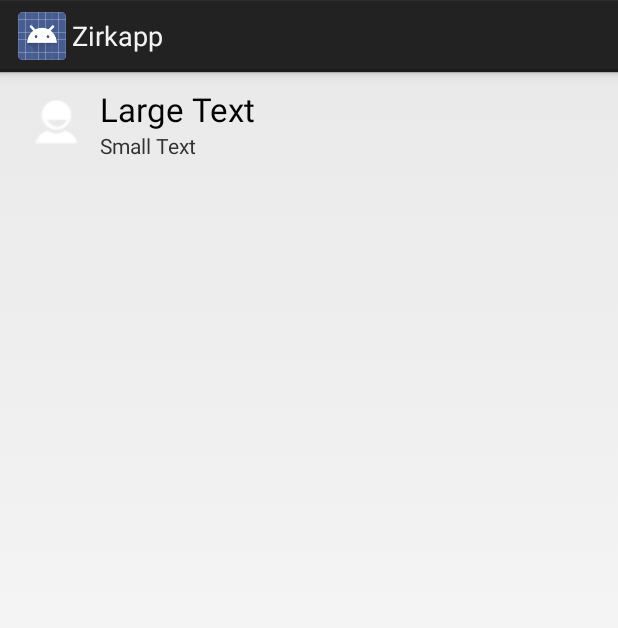
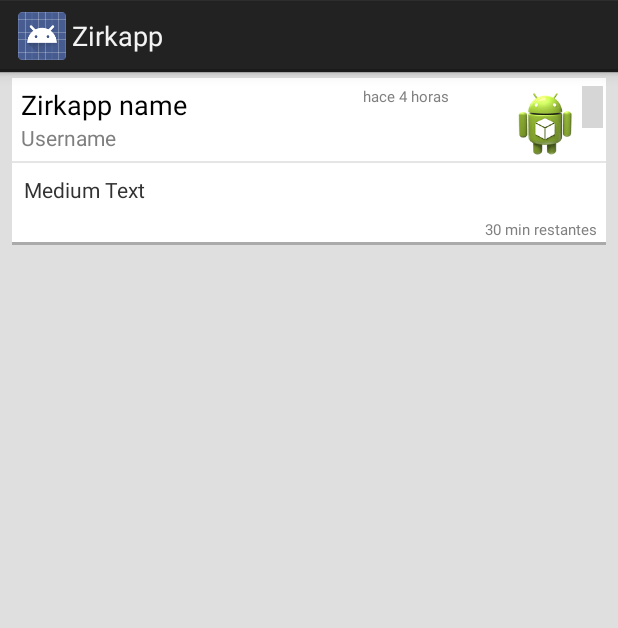
Before and after one commit to ecanaveras/Zirkapp, an Android app: the layout listview_item_zmess.xml on its own in the app's theme, with its tools: preview values and no code run, on a phone screen of 412 x 824 dp. Shown: the top 628 px of the screen. Run offline under Robolectric (Android 15) with nearby library versions, the phone set to English and light mode, and no system bars; grey boxes are pictures that could not be loaded.

Commit message:
Update 24072014 1:21

```diff
--- a/app/src/main/java/com/ecp/gsy/dcs/zirkapp/app/NewZimessActivity.java
+++ b/app/src/main/java/com/ecp/gsy/dcs/zirkapp/app/NewZimessActivity.java
@@ -38,17 +38,15 @@ public class NewZimessActivity extends Activity implements View.OnClickListener
         message = (EditText) findViewById(R.id.editText);
 
         btnSendZmess = (ImageButton) findViewById(R.id.btnSendZmess);
-
+        btnSendZmess.setEnabled(false);
         txtIndicadorConn = (TextView) findViewById(R.id.txtIndicadorConn);
 
         //TODO Implementar metodo en segundo plano para verificar conexion
         if (isConected()) {
-            btnSendZmess.setEnabled(true);
             txtIndicadorConn.setText(null);
         } else {
             txtIndicadorConn.setBackgroundColor(Color.RED);
             txtIndicadorConn.setText(R.string.msgDisconnet);
-            btnSendZmess.setEnabled(false);
         }
 
         message.addTextChangedListener(new TextWatcher() {
--- a/app/src/main/java/com/ecp/gsy/dcs/zirkapp/app/util/beans/Zimess.java
+++ b/app/src/main/java/com/ecp/gsy/dcs/zirkapp/app/util/beans/Zimess.java
@@ -5,8 +5,14 @@ package com.ecp.gsy.dcs.zirkapp.app.util.beans;
  */
 public class Zimess {
 
+    private int zid;
     private String zmessage;
     private String zuser;
+    private Double zlong;
+    private Double zlat;
+    private boolean isUpdate;
+    private Double timeInicial;
+    private Double timeFinal;
 
 
     //<editor-fold desc="METHODS GETTERS">
@@ -16,6 +22,30 @@ public class Zimess {
 
     public String getZuser() {
         return zuser;
+    }
+
+    public int getZid() {
+        return zid;
+    }
+
+    public Double getZlong() {
+        return zlong;
+    }
+
+    public Double getZlat() {
+        return zlat;
+    }
+
+    public boolean isUpdate() {
+        return isUpdate;
+    }
+
+    public Double getTimeInicial() {
+        return timeInicial;
+    }
+
+    public Double getTimeFinal() {
+        return timeFinal;
     }
     //</editor-fold>
 
@@ -27,5 +57,30 @@ public class Zimess {
     public void setZuser(String zuser) {
         this.zuser = zuser;
     }
+
+    public void setZid(int zid) {
+        this.zid = zid;
+    }
+
+    public void setZlong(Double zlong) {
+        this.zlong = zlong;
+    }
+
+    public void setZlat(Double zlat) {
+        this.zlat = zlat;
+    }
+
+    public void setUpdate(boolean isUpdate) {
+        this.isUpdate = isUpdate;
+    }
+
+    public void setTimeInicial(Double timeInicial) {
+        this.timeInicial = timeInicial;
+    }
+
+    public void setTimeFinal(Double timeFinal) {
+        this.timeFinal = timeFinal;
+    }
+
     //</editor-fold>
 }
--- a/app/src/main/java/com/ecp/gsy/dcs/zirkapp/app/util/task/LoadZimessTask.java
+++ b/app/src/main/java/com/ecp/gsy/dcs/zirkapp/app/util/task/LoadZimessTask.java
@@ -1,16 +1,12 @@
 package com.ecp.gsy.dcs.zirkapp.app.util.task;
 
-import android.app.Notification;
 import android.app.NotificationManager;
 import android.app.PendingIntent;
-import android.app.TaskStackBuilder;
 import android.content.Context;
 import android.content.Intent;
 import android.os.AsyncTask;
 import android.support.v4.app.NotificationCompat;
-import android.widget.Toast;
 
-import com.ecp.gsy.dcs.zirkapp.app.MainActivity;
 import com.ecp.gsy.dcs.zirkapp.app.R;
 import com.ecp.gsy.dcs.zirkapp.app.util.beans.Zimess;
 import com.ecp.gsy.dcs.zirkapp.app.util.http.ConectorHttpJSON;
--- /dev/null
+++ b/app/src/main/res/drawable/border.xml
@@ -0,0 +1,9 @@
+<?xml version="1.0" encoding="utf-8"?>
+
+<shape xmlns:android="http://schemas.android.com/apk/res/android"
+    android:shape="rectangle">
+    <stroke
+        android:color="@android:color/darker_gray"
+        android:width="1dp"
+        />
+</shape>
--- /dev/null
+++ b/app/src/main/res/drawable/border_shadow.xml
@@ -0,0 +1,20 @@
+<?xml version="1.0" encoding="utf-8"?>
+
+<layer-list xmlns:android="http://schemas.android.com/apk/res/android">
+    <item>
+        <shape
+            android:shape="rectangle">
+            <solid android:color="@android:color/darker_gray" />
+            <!--<corners android:radius="5dp"/>-->
+        </shape>
+    </item>
+
+    <item  android:bottom="2dp"> <!--android:right="1dp" android:left="1dp"-->
+        <shape
+            android:shape="rectangle">
+            <solid android:color="@android:color/white"/>
+            <!--<corners android:radius="5dp"/>-->
+        </shape>
+    </item>
+
+</layer-list>
--- a/app/src/main/res/layout/fragment_welcome.xml
+++ b/app/src/main/res/layout/fragment_welcome.xml
@@ -25,7 +25,7 @@
         android:id="@+id/textView"
         android:gravity="center_horizontal"
         android:layout_marginTop="87dp"
-        android:layout_below="@+id/textView2"
+        android:layout_below="@+id/txtUserName"
         android:layout_alignParentRight="true"
         android:layout_alignParentEnd="true" />
 
@@ -34,7 +34,7 @@
         android:layout_height="wrap_content"
         android:textAppearance="?android:attr/textAppearanceLarge"
         android:text="@string/lblWelcome"
-        android:id="@+id/textView2"
+        android:id="@+id/txtUserName"
         android:layout_centerVertical="true"
         android:layout_centerHorizontal="true" />
 </RelativeLayout>
--- a/app/src/main/res/layout/fragment_welcome2.xml
+++ b/app/src/main/res/layout/fragment_welcome2.xml
@@ -87,7 +87,7 @@
             android:layout_height="fill_parent"
             android:textAppearance="?android:attr/textAppearanceMedium"
             android:text="@string/lblWelcomeMsg3"
-            android:id="@+id/textView2"
+            android:id="@+id/txtUserName"
             android:singleLine="false"
             android:textStyle="italic"
             android:typeface="sans"
--- a/app/src/main/res/layout/listview_item_zmess.xml
+++ b/app/src/main/res/layout/listview_item_zmess.xml
@@ -1,52 +1,113 @@
 <?xml version="1.0" encoding="utf-8"?>
 
-<TableLayout xmlns:android="http://schemas.android.com/apk/res/android"
+<LinearLayout xmlns:android="http://schemas.android.com/apk/res/android"
     android:layout_width="match_parent"
-    android:layout_height="70dp"
+    android:layout_height="fill_parent"
     android:layout_gravity="top"
-    android:padding="10dp">
-    <!--android:background="@drawable/bar_bg"-->
-    <TableRow android:layout_height="match_parent"
-        android:layout_width="match_parent">
-        <LinearLayout xmlns:android="http://schemas.android.com/apk/res/android"
-            xmlns:tools="http://schemas.android.com/tools"
-            android:layout_width="wrap_content"
-            android:layout_height="wrap_content"
-            android:paddingRight="5dp"
-            android:paddingBottom="5dp"
-            android:paddingLeft="3dp">
-            <ImageView
-                android:layout_height="48dp"
-                android:layout_width="48dp"
-                android:src="@drawable/ic_action_user"
-                android:id="@+id/imgUserAvatar" />
-        </LinearLayout>
-        <TableLayout xmlns:android="http://schemas.android.com/apk/res/android"
-            android:layout_width="match_parent"
-            android:layout_height="match_parent"
-            android:paddingTop="0dip" android:layout_gravity="top"
-            >
-            <TableRow>
+    android:orientation="vertical"
+    android:background="#ffdfdfdf">
+
+
+    <LinearLayout
+        android:orientation="vertical"
+        android:layout_width="fill_parent"
+        android:layout_height="wrap_content"
+        style="@style/Box">
+
+        <LinearLayout
+            android:orientation="horizontal"
+            android:layout_width="fill_parent"
+            android:layout_height="wrap_content">
+
+            <LinearLayout
+                android:orientation="vertical"
+                android:layout_width="fill_parent"
+                android:layout_height="fill_parent"
+                android:layout_weight="1"
+                android:paddingLeft="6dp"
+                android:paddingTop="5dp">
 
                 <TextView
                     android:layout_width="wrap_content"
                     android:layout_height="wrap_content"
-                    android:textAppearance="?android:attr/textAppearanceLarge"
-                    android:text="Large Text"
-                    android:id="@+id/lblUserName" />
-            </TableRow>
-            <TableRow>
+                    android:textAppearance="?android:attr/textAppearanceMedium"
+                    android:text="Zirkapp name"
+                    android:id="@+id/lblNombreUsuario" />
 
                 <TextView
                     android:layout_width="wrap_content"
                     android:layout_height="wrap_content"
                     android:textAppearance="?android:attr/textAppearanceSmall"
-                    android:text="Small Text"
-                    android:id="@+id/lblUserEstado" />
-            </TableRow>
-        </TableLayout>
+                    android:text="Username"
+                    android:id="@+id/lblUserName"
+                    android:textColor="#ff7f7f7f" />
 
-        <!--android:background="@drawable/dislike1"-->
-    </TableRow>
+            </LinearLayout>
 
-</TableLayout>
+            <LinearLayout
+                android:orientation="horizontal"
+                android:layout_width="fill_parent"
+                android:layout_height="fill_parent"
+                android:layout_weight="1"
+                android:gravity="right"
+                android:paddingTop="5dp">
+
+                <TextView
+                    android:layout_width="wrap_content"
+                    android:layout_height="wrap_content"
+                    android:text="hace 4 horas"
+                    android:id="@+id/txtTiempo"
+                    android:layout_weight="1"
+                    android:gravity="center"
+                    style="@style/MiniText" />
+
+                <ImageView
+                    android:layout_width="50dp"
+                    android:layout_height="50dp"
+                    android:id="@+id/imgAvatar"
+                    android:src="@drawable/ic_launcher"
+                    android:layout_marginLeft="4dp"
+                    android:scaleType="center" />
+
+                <ImageView
+                    android:layout_width="14dp"
+                    android:layout_height="28dp"
+                    android:id="@+id/imgOptions"
+                    android:src="@drawable/abc_ic_menu_moreoverflow_normal_holo_light"
+                    android:scaleType="center"
+                    android:layout_marginRight="2dp" />
+            </LinearLayout>
+        </LinearLayout>
+        <View
+            style="@style/Divider"/>
+        <LinearLayout
+            android:orientation="vertical"
+            android:layout_width="fill_parent"
+            android:layout_height="wrap_content">
+
+            <TextView
+                android:layout_width="fill_parent"
+                android:layout_height="fill_parent"
+                android:text="Medium Text"
+                android:id="@+id/lblZimess"
+                android:layout_marginLeft="8dp"
+                android:layout_marginTop="8dp"
+                android:layout_marginRight="8dp"
+                android:textIsSelectable="true"
+                android:singleLine="false"
+                android:elegantTextHeight="false"
+                android:autoLink="all"
+                android:layout_marginBottom="10dp" />
+
+            <TextView
+                android:layout_width="wrap_content"
+                android:layout_height="wrap_content"
+                android:text="30 min restantes"
+                android:id="@+id/lblCountDown"
+                style="@style/MiniText"
+                android:layout_marginBottom="3dp"
+                android:layout_gravity="right"
+                android:layout_marginRight="6dp" />
+        </LinearLayout>
+    </LinearLayout>
+</LinearLayout>
--- a/app/src/main/res/values/dimens.xml
+++ b/app/src/main/res/values/dimens.xml
@@ -2,4 +2,5 @@
     <!-- Default screen margins, per the Android Design guidelines. -->
     <dimen name="activity_horizontal_margin">16dp</dimen>
     <dimen name="activity_vertical_margin">16dp</dimen>
+    <dimen name="Mini.Text">10sp</dimen>
 </resources>
--- a/app/src/main/res/values/styles.xml
+++ b/app/src/main/res/values/styles.xml
@@ -5,4 +5,23 @@
         <!-- Customize your theme here. -->
     </style>
 
+    <style name="Divider">
+        <item name="android:layout_width">match_parent</item>
+        <item name="android:layout_height">1dp</item>
+        <item name="android:background">?android:attr/listDivider</item>
+    </style>
+
+    <style name="Box">
+        <item name="android:background">@drawable/border_shadow</item>
+        <item name="android:layout_marginTop">4dp</item>
+        <item name="android:layout_marginRight">8dp</item>
+        <item name="android:layout_marginBottom">8dp</item>
+        <item name="android:layout_marginLeft">8dp</item>
+    </style>
+
+    <style name="MiniText">
+        <item name="android:textColor">#ff7f7f7f</item>
+        <item name="android:textSize">@dimen/Mini.Text</item>
+    </style>
+
 </resources>
```
Also changed, not shown: 1 other file.
